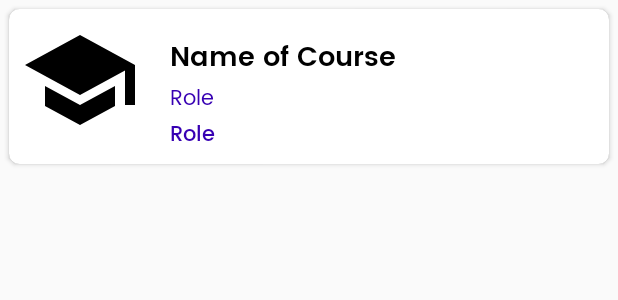
After one commit to CarltonK/Afrominds-Production, an Android app: the layout courses_layout_design.xml on its own in the app's theme, with its tools: preview values and no code run, on a phone screen of 412 x 824 dp. The commit adds this screen. Shown: the top 300 px of the screen. Run offline under Robolectric (Android 15) with nearby library versions, the phone set to English and light mode, and no system bars.

Commit message:
Code additions
Signed-off-by: Mark Carlton <mcarlton33@gmail.com>

```diff
--- a/app/src/main/java/fragments/Blog.java
+++ b/app/src/main/java/fragments/Blog.java
@@ -38,7 +38,7 @@ public class Blog extends Fragment {
         WebSettings webSettings = blog.getSettings();
         webSettings.setJavaScriptEnabled(true);
 
-        blog.loadUrl("https://www.binarysecurity.co.ke/blog");
+        blog.loadUrl("https://www.skysports.com/football/news");
 
 
         return view;
--- /dev/null
+++ b/app/src/main/res/layout/courses_layout_design.xml
@@ -0,0 +1,66 @@
+<?xml version="1.0" encoding="utf-8"?>
+<RelativeLayout xmlns:android="http://schemas.android.com/apk/res/android"
+    xmlns:app="http://schemas.android.com/apk/res-auto"
+    android:orientation="vertical"
+    android:layout_width="match_parent"
+    android:layout_height="wrap_content">
+
+    <androidx.cardview.widget.CardView
+        android:layout_width="match_parent"
+        android:layout_margin="6dp"
+        android:background="#FFF"
+        android:id="@+id/course_card"
+        app:cardBackgroundColor="#FFF"
+        android:elevation="6dp"
+        app:cardCornerRadius="7dp"
+        android:layout_height="wrap_content">
+
+        <RelativeLayout
+            android:layout_width="match_parent"
+            android:layout_margin="7dp"
+            android:layout_height="wrap_content">
+
+            <ImageView
+                android:layout_width="80dp"
+                android:id="@+id/course_image"
+                android:layout_height="80dp"
+                android:src="@drawable/ic_school_black_24dp"/>
+
+            <customfonts.MyTextView_Poppins_SemiBold
+                android:layout_width="match_parent"
+                android:layout_height="wrap_content"
+                android:paddingLeft="20dp"
+                android:textColor="#000"
+                android:layout_marginTop="10dp"
+                style="@style/TextAppearance.AppCompat.Medium"
+                android:id="@+id/course_name"
+                android:text="Name of Course"
+                android:layout_toRightOf="@+id/course_image"/>
+
+            <customfonts.MyTextView_Poppins_Regular
+                android:layout_width="match_parent"
+                android:layout_height="wrap_content"
+                android:text="Role"
+                android:paddingLeft="20dp"
+                android:fitsSystemWindows="true"
+                android:textColor="@color/design_default_color_primary_dark"
+                android:id="@+id/course_tut"
+                android:layout_toRightOf="@+id/course_image"
+                android:layout_below="@+id/course_name"/>
+
+
+            <customfonts.MyTextView_Poppins_Medium
+                android:layout_width="match_parent"
+                android:layout_height="wrap_content"
+                android:text="Role"
+                android:paddingLeft="20dp"
+                android:fitsSystemWindows="true"
+                android:textColor="@color/design_default_color_primary_dark"
+                android:id="@+id/course_descriprion"
+                android:layout_toRightOf="@+id/course_image"
+                android:layout_below="@+id/course_tut"/>
+
+        </RelativeLayout>
+    </androidx.cardview.widget.CardView>
+
+</RelativeLayout>
```
Also changed, not shown: app/src/main/java/adapter/CourseAdapter.java (added, +57 -0 lines), app/src/main/java/fragments/Courses.java (+51 -1 lines), app/src/main/java/handler/SingleCourse.java (added, +47 -0 lines), app/src/main/res/layout/fragment_courses.xml (+29 -3 lines).
